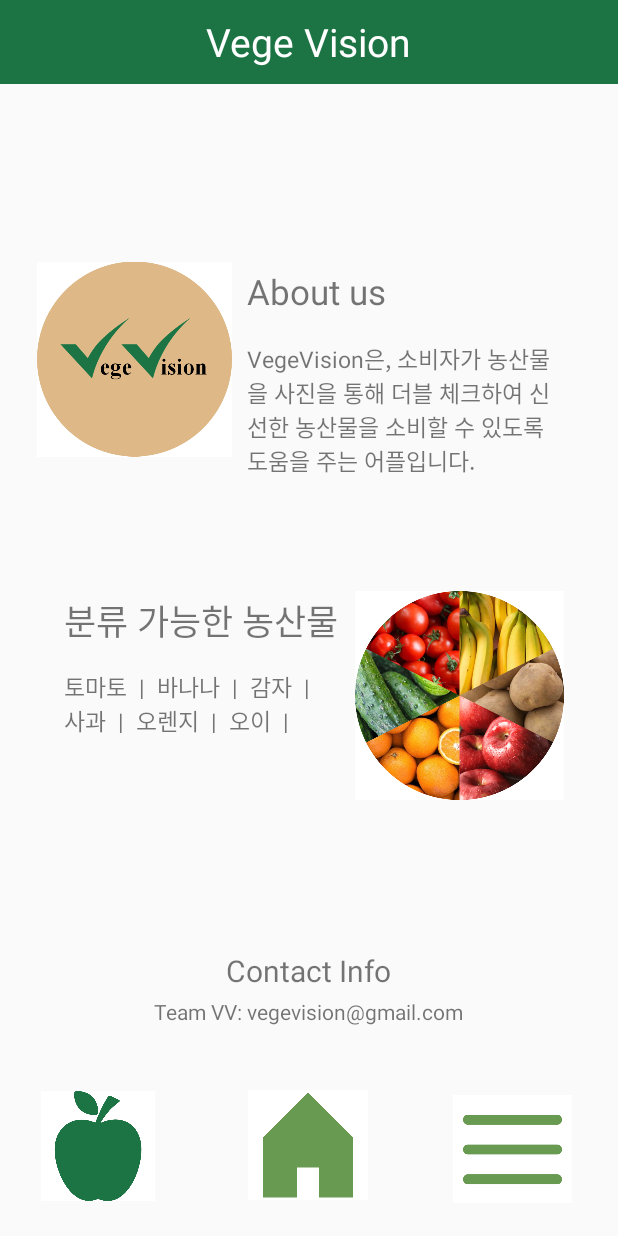
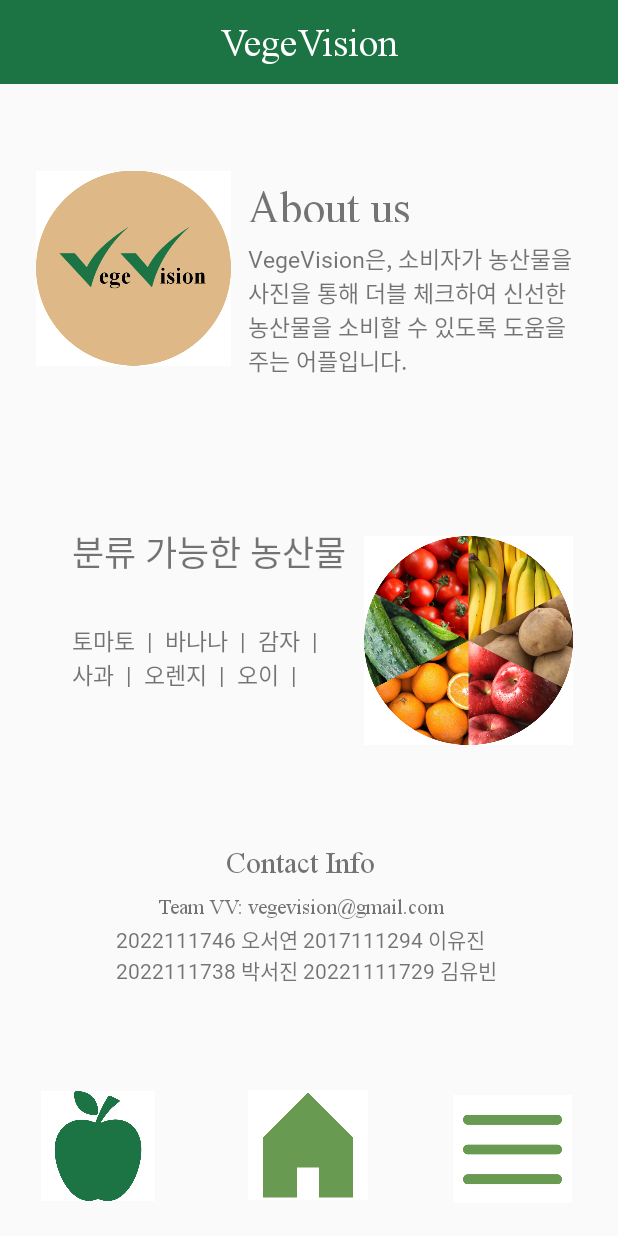
Before and after one commit to sohds/VegeVisionApp, an Android app: the AboutActivity screen opened directly, with no data from a screen before it, on a phone screen of 412 x 824 dp. Run offline under Robolectric (Android 15) with nearby library versions, the phone set to English and light mode, and no system bars.

Commit message:
UI_final

```diff
--- a/app/src/main/res/layout/introducing_page.xml
+++ b/app/src/main/res/layout/introducing_page.xml
@@ -33,25 +33,106 @@
             android:layout_width="wrap_content"
             android:layout_height="wrap_content"
             android:layout_gravity="center"
-            android:text="Vege Vision"
+            android:text="VegeVision"
+            android:fontFamily="@font/timesnewroman"
             android:textAppearance="?android:textAppearanceMedium"
             android:textColor="@android:color/white"
             android:textSize="26sp" />
 
     </androidx.appcompat.widget.Toolbar>
 
+    <ImageView
+        android:id="@+id/imageView2"
+        android:layout_width="139dp"
+        android:layout_height="146dp"
+        android:layout_marginEnd="10dp"
+        app:layout_constraintBottom_toBottomOf="parent"
+        app:layout_constraintEnd_toEndOf="parent"
+        app:layout_constraintHorizontal_bias="0.923"
+        app:layout_constraintStart_toStartOf="parent"
+        app:layout_constraintTop_toTopOf="parent"
+        app:layout_constraintVertical_bias="0.522"
+        app:srcCompat="@drawable/introducingpage_picture"
+        tools:ignore="MissingConstraints" />
+
     <TextView
-        android:id="@+id/textView_1.1"
-        android:layout_width="210dp"
-        android:layout_height="30dp"
-        android:text="About us"
+        android:id="@+id/textView_2.2"
+        android:layout_width="220dp"
+        android:layout_height="64dp"
+        android:layout_marginStart="-10dp"
+        android:layout_marginTop="10dp"
+        android:fontFamily="@font/notosanskr_regular"
+        android:text="토마토  |  바나나  |  감자  |\n사과  |  오렌지  |  오이  |"
+        android:textSize="15sp"
+        app:layout_constraintBottom_toBottomOf="parent"
+        app:layout_constraintEnd_toEndOf="parent"
+        app:layout_constraintHorizontal_bias="0.288"
+        app:layout_constraintStart_toStartOf="parent"
+        app:layout_constraintTop_toTopOf="parent"
+        app:layout_constraintVertical_bias="0.54"
+        tools:ignore="MissingConstraints" />
+
+    <TextView
+        android:id="@+id/textView_2.1"
+        android:layout_width="211dp"
+        android:layout_height="51dp"
+        android:layout_marginStart="-10dp"
+        android:fontFamily="@font/notosanskr_regular"
+        android:text="분류 가능한 농산물"
         android:textSize="23sp"
         app:layout_constraintBottom_toBottomOf="parent"
         app:layout_constraintEnd_toEndOf="parent"
-        app:layout_constraintHorizontal_bias="0.815"
+        app:layout_constraintHorizontal_bias="0.276"
         app:layout_constraintStart_toStartOf="parent"
         app:layout_constraintTop_toTopOf="parent"
-        app:layout_constraintVertical_bias="0.225"
+        app:layout_constraintVertical_bias="0.453"
+        tools:ignore="MissingConstraints" />
+
+    <TextView
+        android:id="@+id/textView5"
+        android:layout_width="256dp"
+        android:layout_height="59dp"
+        android:layout_centerHorizontal="true"
+        android:fontFamily="@font/notosanskr_regular"
+        android:text="2022111746 오서연 2017111294 이유진 2022111738 박서진 20221111729 김유빈"
+        app:layout_constraintBottom_toBottomOf="parent"
+        app:layout_constraintEnd_toEndOf="parent"
+        app:layout_constraintHorizontal_bias="0.496"
+        app:layout_constraintStart_toStartOf="parent"
+        app:layout_constraintTop_toTopOf="parent"
+        app:layout_constraintVertical_bias="0.806" />
+
+    <TextView
+        android:id="@+id/textView_3.1"
+        android:layout_width="wrap_content"
+        android:layout_height="wrap_content"
+        android:layout_centerHorizontal="true"
+        android:fontFamily="@font/timesnewroman"
+        android:gravity="center_horizontal"
+        android:text="Contact Info"
+        android:textSize="20sp"
+        app:layout_constraintBottom_toBottomOf="parent"
+        app:layout_constraintEnd_toEndOf="parent"
+        app:layout_constraintHorizontal_bias="0.482"
+        app:layout_constraintStart_toStartOf="parent"
+        app:layout_constraintTop_toTopOf="parent"
+        app:layout_constraintVertical_bias="0.705"
+        tools:ignore="MissingConstraints" />
+
+    <TextView
+        android:id="@+id/textView_3.2"
+        android:layout_width="220dp"
+        android:layout_height="wrap_content"
+        android:layout_centerHorizontal="true"
+        android:fontFamily="@font/timesnewroman"
+        android:gravity="center_horizontal"
+        android:text="Team VV: vegevision@gmail.com"
+        app:layout_constraintBottom_toBottomOf="parent"
+        app:layout_constraintEnd_toEndOf="parent"
+        app:layout_constraintHorizontal_bias="0.471"
+        app:layout_constraintStart_toStartOf="parent"
+        app:layout_constraintTop_toTopOf="parent"
+        app:layout_constraintVertical_bias="0.739"
         tools:ignore="MissingConstraints" />
 
     <ImageView
@@ -61,101 +142,43 @@
         android:layout_marginStart="10dp"
         app:layout_constraintBottom_toBottomOf="parent"
         app:layout_constraintEnd_toEndOf="parent"
-        app:layout_constraintHorizontal_bias="0.053"
+        app:layout_constraintHorizontal_bias="0.051"
         app:layout_constraintStart_toStartOf="parent"
         app:layout_constraintTop_toTopOf="@+id/toolbar"
-        app:layout_constraintVertical_bias="0.243"
+        app:layout_constraintVertical_bias="0.152"
         app:srcCompat="@drawable/vv"
         tools:ignore="MissingConstraints" />
 
     <TextView
+        android:id="@+id/textView_1.1"
+        android:layout_width="210dp"
+        android:layout_height="30dp"
+        android:fontFamily="@font/timesnewroman"
+        android:text="About us"
+        android:textSize="30dp"
+        app:layout_constraintBottom_toBottomOf="parent"
+        app:layout_constraintEnd_toEndOf="parent"
+        app:layout_constraintHorizontal_bias="0.82"
+        app:layout_constraintStart_toStartOf="parent"
+        app:layout_constraintTop_toTopOf="parent"
+        app:layout_constraintVertical_bias="0.149"
+        tools:ignore="MissingConstraints" />
+
+    <TextView
         android:id="@+id/textView_1.2"
-        android:layout_width="210dp"
-        android:layout_height="90dp"
+        android:layout_width="217dp"
+        android:layout_height="116dp"
         android:layout_marginStart="5dp"
         android:layout_marginTop="8dp"
+        android:fontFamily="@font/notosanskr_regular"
         android:text="VegeVision은, 소비자가 농산물을 사진을 통해 더블 체크하여 신선한 농산물을 소비할 수 있도록 도움을 주는 어플입니다."
         android:textSize="15sp"
         app:layout_constraintBottom_toBottomOf="parent"
         app:layout_constraintEnd_toEndOf="parent"
-        app:layout_constraintHorizontal_bias="0.81"
+        app:layout_constraintHorizontal_bias="0.846"
         app:layout_constraintStart_toStartOf="parent"
         app:layout_constraintTop_toTopOf="parent"
-        app:layout_constraintVertical_bias="0.302"
-        tools:ignore="MissingConstraints" />
-
-    <TextView
-        android:id="@+id/textView_3.1"
-        android:layout_width="wrap_content"
-        android:layout_height="wrap_content"
-        android:gravity="center_horizontal"
-        android:text="Contact Info"
-        android:textSize="20sp"
-        app:layout_constraintBottom_toBottomOf="parent"
-        app:layout_constraintEnd_toEndOf="parent"
-        app:layout_constraintHorizontal_bias="0.498"
-        app:layout_constraintStart_toStartOf="parent"
-        app:layout_constraintTop_toTopOf="parent"
-        app:layout_constraintVertical_bias="0.795"
-        tools:ignore="MissingConstraints" />
-
-    <TextView
-        android:id="@+id/textView_3.2"
-        android:layout_width="220dp"
-        android:layout_height="wrap_content"
-        android:gravity="center_horizontal"
-        android:text="Team VV: vegevision@gmail.com"
-        app:layout_constraintBottom_toBottomOf="parent"
-        app:layout_constraintEnd_toEndOf="parent"
-        app:layout_constraintHorizontal_bias="0.497"
-        app:layout_constraintStart_toStartOf="parent"
-        app:layout_constraintTop_toTopOf="parent"
-        app:layout_constraintVertical_bias="0.826"
-        tools:ignore="MissingConstraints" />
-
-    <ImageView
-        android:id="@+id/imageView2"
-        android:layout_width="139dp"
-        android:layout_height="146dp"
-        android:layout_marginEnd="10dp"
-        app:layout_constraintBottom_toBottomOf="parent"
-        app:layout_constraintEnd_toEndOf="parent"
-        app:layout_constraintHorizontal_bias="0.9"
-        app:layout_constraintStart_toStartOf="parent"
-        app:layout_constraintTop_toTopOf="parent"
-        app:layout_constraintVertical_bias="0.576"
-        app:srcCompat="@drawable/introducingpage_picture"
-        tools:ignore="MissingConstraints" />
-
-    <TextView
-        android:id="@+id/textView_2.1"
-        android:layout_width="210dp"
-        android:layout_height="30dp"
-        android:layout_marginStart="-10dp"
-        android:text="분류 가능한 농산물"
-        android:textSize="23sp"
-        app:layout_constraintBottom_toBottomOf="parent"
-        app:layout_constraintEnd_toEndOf="parent"
-        app:layout_constraintHorizontal_bias="0.248"
-        app:layout_constraintStart_toStartOf="parent"
-        app:layout_constraintTop_toTopOf="parent"
-        app:layout_constraintVertical_bias="0.499"
-        tools:ignore="MissingConstraints" />
-
-    <TextView
-        android:id="@+id/textView_2.2"
-        android:layout_width="210dp"
-        android:layout_height="50dp"
-        android:layout_marginStart="-10dp"
-        android:layout_marginTop="10dp"
-        android:text="토마토  |  바나나  |  감자  |\n사과  |  오렌지  |  오이  |"
-        android:textSize="15sp"
-        app:layout_constraintBottom_toBottomOf="parent"
-        app:layout_constraintEnd_toEndOf="parent"
-        app:layout_constraintHorizontal_bias="0.248"
-        app:layout_constraintStart_toStartOf="parent"
-        app:layout_constraintTop_toTopOf="parent"
-        app:layout_constraintVertical_bias="0.571"
+        app:layout_constraintVertical_bias="0.218"
         tools:ignore="MissingConstraints" />
 
     <ImageButton
```
Also changed, not shown: app/src/main/res/layout/activity_main.xml (+94 -86 lines), app/src/main/res/layout/page_onboarding.xml (+9 -9 lines), app/src/main/res/layout/page_result.xml (+29 -36 lines).
